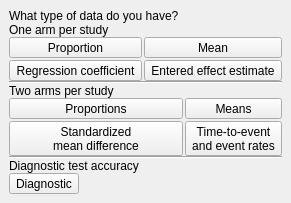
AliSalman-et-al/rc-metastudio, file src/rc_metastudio/forms/data_type_page.ui: the form before one commit.
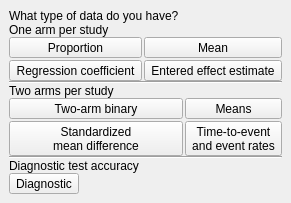
The form after the commit. Icons and pictures are not drawn.

Patch:
```diff
--- a/src/rc_metastudio/forms/data_type_page.ui
+++ b/src/rc_metastudio/forms/data_type_page.ui
@@ -218,7 +218,7 @@
         </size>
        </property>
        <property name="text">
-        <string>Proportions</string>
+        <string>Two-arm binary</string>
        </property>
        <property name="icon">
         <iconset resource="../images/icons.qrc">
```
